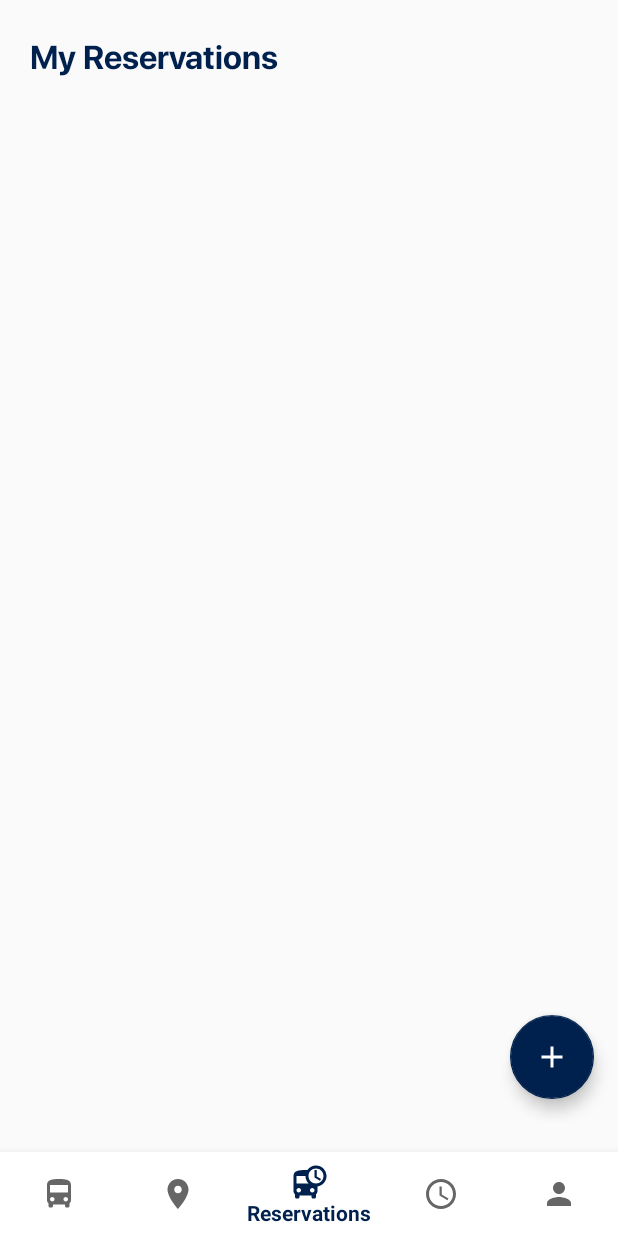
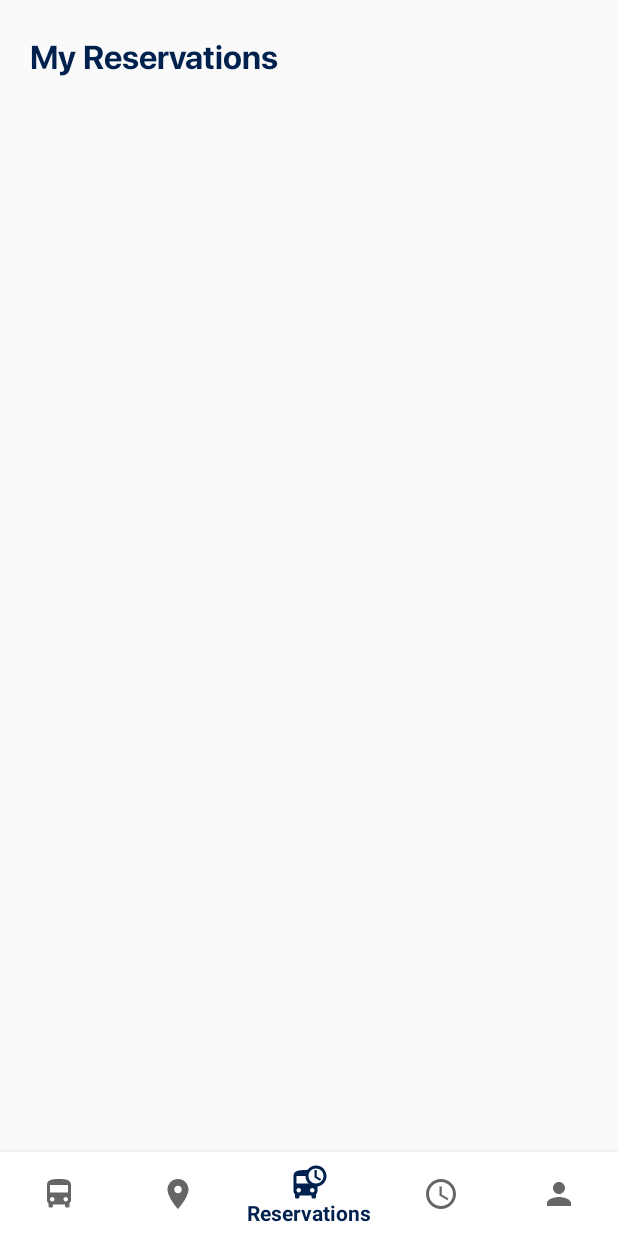
Before and after one commit to sypatricia/ReservApp, an Android app: the FragmentReservations screen opened through its navigation route, on a phone screen of 412 x 824 dp. Run offline under Robolectric (Android 15) with nearby library versions, the phone set to English and light mode, and no system bars; our stand-ins replace Firebase (no records; nobody signed in at launch, a user with empty details on screens opened directly), navigation-ui; libraries missing offline, so code that uses them is left out: com.firebase.ui; 4 statements that could not run were skipped.

Commit message:
removed floating action button

```diff
--- a/app/src/main/res/layout/fragment_reservations.xml
+++ b/app/src/main/res/layout/fragment_reservations.xml
@@ -40,28 +40,4 @@
 
     </LinearLayout>
 
-    <LinearLayout
-        android:layout_width="match_parent"
-        android:layout_height="match_parent"
-        android:gravity="bottom"
-        android:orientation="vertical"
-        android:paddingTop="15dp"
-        android:paddingBottom="75dp" >
-
-        <com.google.android.material.floatingactionbutton.FloatingActionButton
-            android:layout_width="wrap_content"
-            android:layout_height="wrap_content"
-            android:layout_gravity="right"
-            android:layout_margin="16dp"
-            android:layout_marginBottom="10dp"
-            android:src="@drawable/ic_add"
-            app:backgroundTint="@color/mclblue"
-            app:layout_anchor="@id/lstReservations"
-            app:layout_anchorGravity="bottom|right|end"
-            app:elevation="6dp"
-            app:fabSize="normal"
-            android:id="@+id/fab"/>
-
-    </LinearLayout>
-
 </FrameLayout>
```
